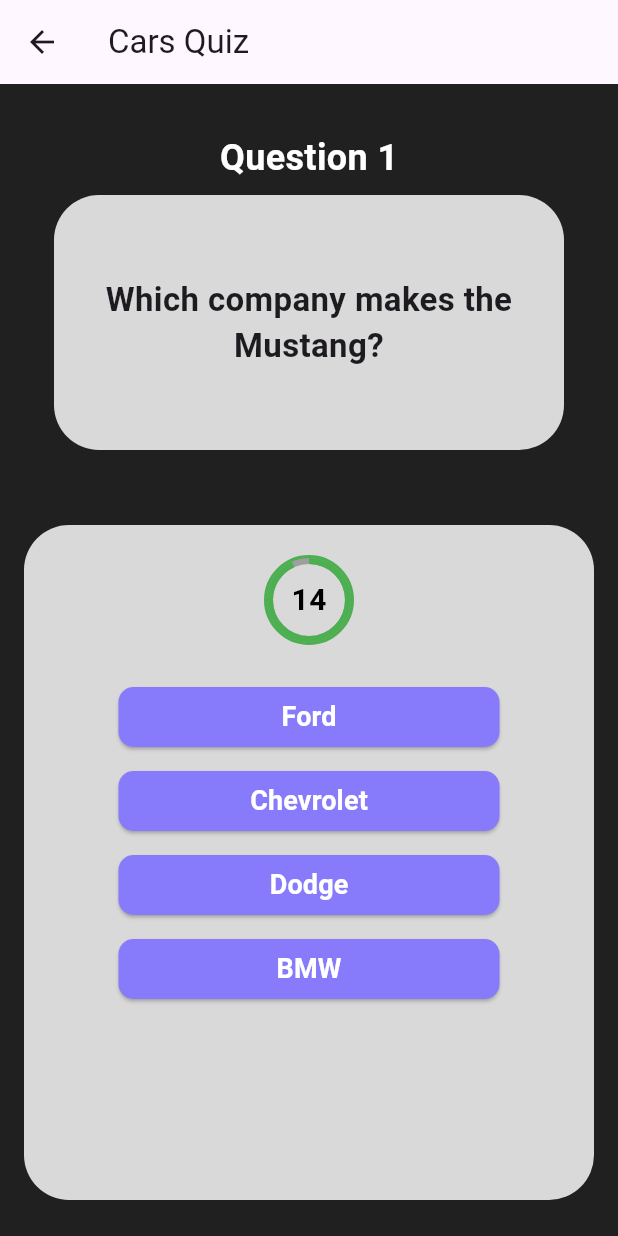
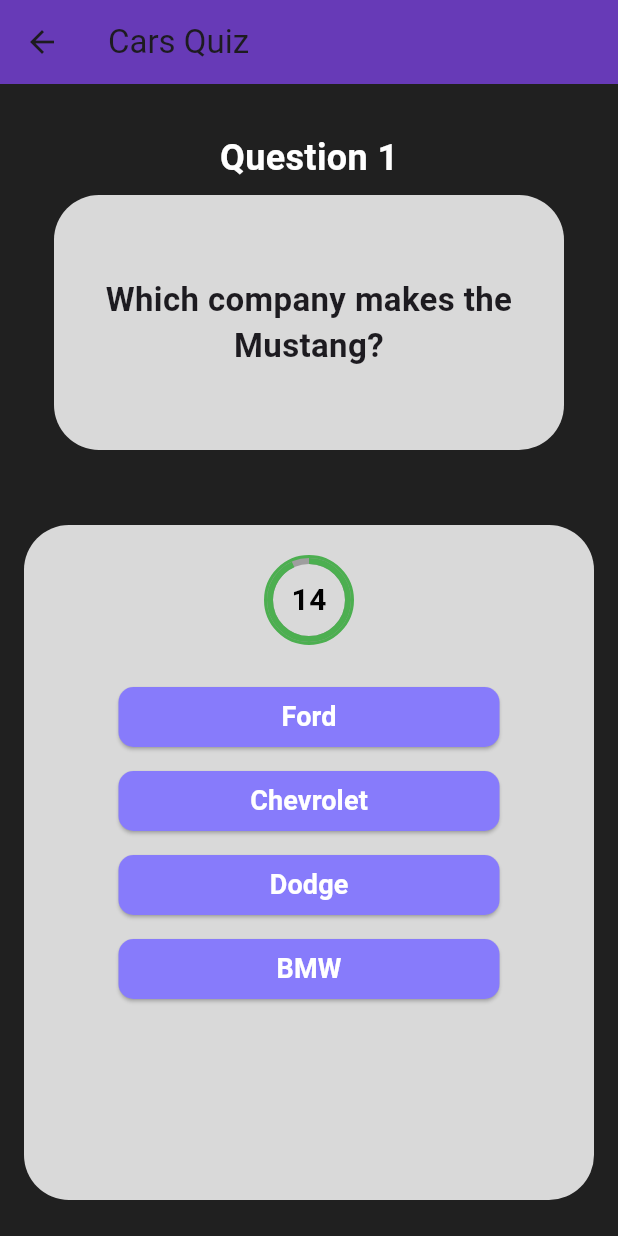
Before and after one commit to jasalhamsak/Quiz-App, a Flutter app: the screen it shows after launch, after a tap on "Cars", on a phone screen of 412 x 824 dp. Run offline on Flutter 3.47's test engine with Material 3 defaults, Android fonts, the light colour scheme and no system bars; our stand-ins replace confetti.

Commit message:
fourth Commit (mager code changes)

```diff
--- a/lib/Presentation/Quiz Page/QuizPage.dart
+++ b/lib/Presentation/Quiz Page/QuizPage.dart
@@ -1,11 +1,7 @@
 import 'package:flutter/material.dart';
 import 'dart:async';
 import 'package:quizapp/Presentation/Result%20Screen/ResultScreen.dart';
-import 'package:quizapp/Presentation/Quiz Page/Components/questions_data.dart';
-
-
-
-
+import 'package:quizapp/Presentation/Quiz%20Page/Components/questions_data.dart';
 
 class QuizScreen extends StatefulWidget {
   final String category;
@@ -17,14 +13,12 @@
 }
 
 class _QuizScreenState extends State<QuizScreen> {
-
-
   int currentQuestionIndex = 0;
   int score = 0;
   int timer = 15;
   late Timer questionTimer;
   bool answered = false;
-
+  String? selectedAnswer;
 
   @override
   void initState() {
@@ -51,6 +45,7 @@
         currentQuestionIndex++;
         timer = 15;
         answered = false;
+        selectedAnswer = null;
       });
       startTimer();
     } else {
@@ -64,26 +59,31 @@
     }
   }
 
-  void checkAnswer(String selectedAnswer) {
+  void checkAnswer(String option) {
     if (!answered) {
       setState(() {
         answered = true;
-        if (selectedAnswer == questions[widget.category]![currentQuestionIndex]['answer']) {
+        selectedAnswer = option;
+        if (option == questions[widget.category]![currentQuestionIndex]['answer']) {
           score++;
         }
       });
       questionTimer.cancel();
-      Future.delayed(Duration(seconds: 1), () => nextQuestion());
+      Future.delayed(Duration(seconds: 2), () => nextQuestion());
     }
   }
 
   @override
   Widget build(BuildContext context) {
     var questionData = questions[widget.category]![currentQuestionIndex];
+    String correctAnswer = questionData['answer'];
 
     return Scaffold(
       backgroundColor: Color(0xff202020),
-      appBar: AppBar(title: Text(widget.category + ' Quiz')),
+      appBar: AppBar(
+        title: Text(widget.category + ' Quiz'),
+        backgroundColor: Colors.deepPurple,
+      ),
       body: Padding(
         padding: const EdgeInsets.all(16.0),
         child: Column(
@@ -91,16 +91,18 @@
           children: [
             Padding(
               padding: const EdgeInsets.all(8.0),
-              child: Text("Question ${currentQuestionIndex+1}",style: TextStyle(fontWeight: FontWeight.bold,color: Colors.white,fontSize: 24),),
+              child: Text(
+                "Question ${currentQuestionIndex + 1}",
+                style: TextStyle(
+                    fontWeight: FontWeight.bold, color: Colors.white, fontSize: 24),
+              ),
             ),
             Container(
               padding: EdgeInsets.all(5),
               width: 340,
               height: 170,
               decoration: BoxDecoration(
-                color: Color(0xffD9D9D9),
-                borderRadius: BorderRadius.circular(30)
-              ),
+                  color: Color(0xffD9D9D9), borderRadius: BorderRadius.circular(30)),
               child: Center(
                 child: Text(
                   questionData['question'],
@@ -109,14 +111,12 @@
                 ),
               ),
             ),
-            SizedBox(height: 50,),
+            SizedBox(height: 50),
             Container(
               width: 400,
               height: 450,
               decoration: BoxDecoration(
-                color:Color(0xffD9D9D9),
-                borderRadius: BorderRadius.circular(30)
-              ),
+                  color: Color(0xffD9D9D9), borderRadius: BorderRadius.circular(30)),
               child: Column(
                 children: [
                   Container(
@@ -124,9 +124,8 @@
                     width: 60,
                     height: 60,
                     decoration: BoxDecoration(
-                      shape: BoxShape.circle,
-                      border: Border.all(color: Colors.green,width: 4)
-                    ),
+                        shape: BoxShape.circle,
+                        border: Border.all(color: Colors.green, width: 4)),
                     child: Stack(
                       alignment: Alignment.center,
                       children: [
@@ -134,10 +133,10 @@
                           width: 60,
                           height: 60,
                           child: CircularProgressIndicator(
-                            value: timer / 15, // Adjust based on your total countdown duration
+                            value: timer / 15,
                             strokeWidth: 4,
-                            backgroundColor: Colors.grey, // Faded progress background
-                            valueColor: AlwaysStoppedAnimation<Color>(Colors.green), // Green border
+                            backgroundColor: Colors.grey,
+                            valueColor: AlwaysStoppedAnimation<Color>(Colors.green),
                           ),
                         ),
                         Text(
@@ -151,33 +150,59 @@
                       ],
                     ),
                   ),
-                  ...questionData['options'].map((option) {
+                  ...questionData['options'].map<Widget>((option) {
+                    bool isCorrect = option == correctAnswer;
+                    bool isSelected = option == selectedAnswer;
+
                     return SizedBox(
-                      width: 270, // Makes the button expand fully
-                      height: 56, // Fixed height for all buttons
+                      width: 270,
+                      height: 56,
                       child: Padding(
                         padding: const EdgeInsets.all(8.0),
                         child: ElevatedButton(
                           style: ElevatedButton.styleFrom(
-                            backgroundColor: Color(0xff877BFB), // Button color
+                            backgroundColor: answered
+                                ? (isCorrect
+                                ? Colors.green // ✅ Correct answer is always green
+                                : (isSelected ? Colors.red : Color(0xff877BFB))) // ❌ Wrong selected = Red, Others = Default
+                                : Color(0xff877BFB), // Default color before selection
                             shape: RoundedRectangleBorder(
-                              borderRadius: BorderRadius.circular(10), // Optional: Rounded corners
+                              borderRadius: BorderRadius.circular(10),
                             ),
                           ),
-                          onPressed: () => checkAnswer(option),
-                          child: Text(
-                            option,
-                            style: TextStyle(fontSize: 18, fontWeight: FontWeight.bold,color: Colors.white),
+                          onPressed: answered
+                              ? null
+                              : () {
+                            checkAnswer(option);
+                          },
+                          child: Row(
+                            mainAxisAlignment: MainAxisAlignment.center,
+                            children: [
+                              if (answered && (isCorrect || isSelected)) ...[
+                                Icon(
+                                  isCorrect ? Icons.check_circle : Icons.cancel,
+                                  color: isCorrect ? Colors.green : Colors.red, // ✅ Green for correct, ❌ Red for wrong selected
+                                ),
+                                SizedBox(width: 10), // Space between icon and text
+                              ],
+                              Text(
+                                option,
+                                style: TextStyle(
+                                  fontSize: 18,
+                                  fontWeight: FontWeight.bold,
+                                  color: Colors.white,
+                                ),
+                              ),
+                            ],
                           ),
                         ),
                       ),
                     );
                   }).toList(),
+
                 ],
               ),
             ),
-
-
           ],
         ),
       ),
```
